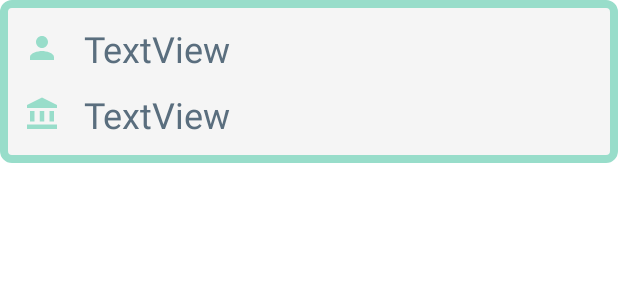
After one commit to NSU-SP21-CSE486-1/1632858-SP21-CSE486-S01, an Android app: the layout popup_screen.xml on its own in the app's theme, with its tools: preview values and no code run, on a phone screen of 412 x 824 dp. The commit adds this screen. Shown: the top 300 px of the screen. Run offline under Robolectric (Android 15) with nearby library versions, the phone set to English and light mode, and no system bars.

Commit message:
Code #40: The pop up works fine.
Tapping in the list the opens a popup dialog and shows the additional info about the student.

```diff
--- a/Theory/Assignment/Assignment02/app/src/main/java/com/example/codingassignment/RecyclerViewAdapter.java
+++ b/Theory/Assignment/Assignment02/app/src/main/java/com/example/codingassignment/RecyclerViewAdapter.java
@@ -1,6 +1,9 @@
 package com.example.codingassignment;
 
+import android.app.Dialog;
 import android.content.Context;
+import android.graphics.Color;
+import android.graphics.drawable.ColorDrawable;
 import android.view.LayoutInflater;
 import android.view.View;
 import android.view.ViewGroup;
@@ -32,6 +35,25 @@ public class RecyclerViewAdapter  extends RecyclerView.Adapter<RecyclerViewAdapt
     @Override
     public void onBindViewHolder(@NonNull MyViewHolder holder, int position) {
         holder.sNsuID.setText(String.valueOf(getAllStudentInfo.get(position).getNsuID()));
+
+        Dialog myDialog = new Dialog(context);
+        myDialog.setContentView(R.layout.popup_screen);
+        myDialog.getWindow().setBackgroundDrawable(new ColorDrawable(Color.TRANSPARENT));
+
+
+
+        holder.sNsuID.setOnClickListener(new View.OnClickListener() {
+            @Override
+            public void onClick(View v) {
+                TextView dialog_Name = myDialog.findViewById(R.id.show_Name);
+                TextView dialog_depName = myDialog.findViewById(R.id.show_dep);
+
+                dialog_Name.setText(getAllStudentInfo.get(holder.getAdapterPosition()).getFullname());
+                dialog_depName.setText(String.valueOf(getAllStudentInfo.get(holder.getAdapterPosition()).getDepartmentName()));
+
+                myDialog.show();
+            }
+        });
     }
 
     @Override
--- /dev/null
+++ b/Theory/Assignment/Assignment02/app/src/main/res/drawable/ic_baseline_credit_card_24.xml
@@ -0,0 +1,5 @@
+<vector android:height="24dp" android:tint="#98DDCA"
+    android:viewportHeight="24" android:viewportWidth="24"
+    android:width="24dp" xmlns:android="http://schemas.android.com/apk/res/android">
+    <path android:fillColor="@android:color/white" android:pathData="M20,4L4,4c-1.11,0 -1.99,0.89 -1.99,2L2,18c0,1.11 0.89,2 2,2h16c1.11,0 2,-0.89 2,-2L22,6c0,-1.11 -0.89,-2 -2,-2zM20,18L4,18v-6h16v6zM20,8L4,8L4,6h16v2z"/>
+</vector>
--- /dev/null
+++ b/Theory/Assignment/Assignment02/app/src/main/res/drawable/ic_baseline_department_24.xml
@@ -0,0 +1,9 @@
+<vector android:height="24dp" android:tint="#98DDCA"
+    android:viewportHeight="24" android:viewportWidth="24"
+    android:width="24dp" xmlns:android="http://schemas.android.com/apk/res/android">
+    <path android:fillColor="@android:color/white" android:pathData="M4,10h3v7h-3z"/>
+    <path android:fillColor="@android:color/white" android:pathData="M10.5,10h3v7h-3z"/>
+    <path android:fillColor="@android:color/white" android:pathData="M2,19h20v3h-20z"/>
+    <path android:fillColor="@android:color/white" android:pathData="M17,10h3v7h-3z"/>
+    <path android:fillColor="@android:color/white" android:pathData="M12,1l-10,5l0,2l20,0l0,-2z"/>
+</vector>
--- /dev/null
+++ b/Theory/Assignment/Assignment02/app/src/main/res/drawable/popup_background.xml
@@ -0,0 +1,6 @@
+<?xml version="1.0" encoding="utf-8"?>
+<shape android:shape="rectangle" xmlns:android="http://schemas.android.com/apk/res/android">
+    <stroke android:color="#98DDCA" android:width="5dp"/>
+    <solid android:color="#f5f5f5"/>
+    <corners android:radius="5dp"/>
+</shape>
--- /dev/null
+++ b/Theory/Assignment/Assignment02/app/src/main/res/layout/popup_screen.xml
@@ -0,0 +1,45 @@
+<?xml version="1.0" encoding="utf-8"?>
+<RelativeLayout xmlns:android="http://schemas.android.com/apk/res/android"
+    xmlns:app="http://schemas.android.com/apk/res-auto"
+    xmlns:tools="http://schemas.android.com/tools"
+    android:layout_width="wrap_content"
+    android:layout_height="wrap_content"
+    android:background="@drawable/popup_background"
+    android:paddingBottom="16dp">
+
+    <TextView
+        android:id="@+id/show_Name"
+        android:layout_width="match_parent"
+        android:layout_height="wrap_content"
+        android:layout_marginStart="16dp"
+        android:layout_marginTop="16dp"
+        android:layout_marginEnd="16dp"
+        android:drawableStart="@drawable/ic_baseline_person_24"
+        android:drawablePadding="16dp"
+        android:text="TextView"
+        android:textColor="#5A6E7E"
+        android:textSize="24sp"
+        app:layout_constraintEnd_toEndOf="parent"
+        app:layout_constraintStart_toStartOf="parent"
+        app:layout_constraintTop_toTopOf="parent" />
+
+    <TextView
+        android:id="@+id/show_dep"
+        android:layout_width="match_parent"
+        android:layout_height="wrap_content"
+        android:layout_below="@+id/show_Name"
+        android:layout_alignParentStart="true"
+        android:layout_alignParentTop="true"
+        android:layout_centerHorizontal="true"
+        android:layout_marginStart="16dp"
+        android:layout_marginTop="60dp"
+        android:layout_marginEnd="16dp"
+        android:drawableStart="@drawable/ic_baseline_department_24"
+        android:drawablePadding="16dp"
+        android:text="TextView"
+        android:textColor="#5A6E7E"
+        android:textSize="24sp"
+        app:layout_constraintEnd_toEndOf="parent"
+        app:layout_constraintStart_toStartOf="parent"
+        app:layout_constraintTop_toBottomOf="@+id/show_Name" />
+</RelativeLayout>
--- a/Theory/Assignment/Assignment02/app/src/main/res/layout/single_view_recyclerview.xml
+++ b/Theory/Assignment/Assignment02/app/src/main/res/layout/single_view_recyclerview.xml
@@ -13,7 +13,7 @@
         android:layout_marginStart="16dp"
         android:layout_marginTop="16dp"
         android:layout_marginEnd="16dp"
-        android:drawableStart="@drawable/ic_baseline_person_24"
+        android:drawableStart="@drawable/ic_baseline_credit_card_24"
         android:drawablePadding="16dp"
         android:text="TextView"
         android:textColor="#5A6E7E"
```
